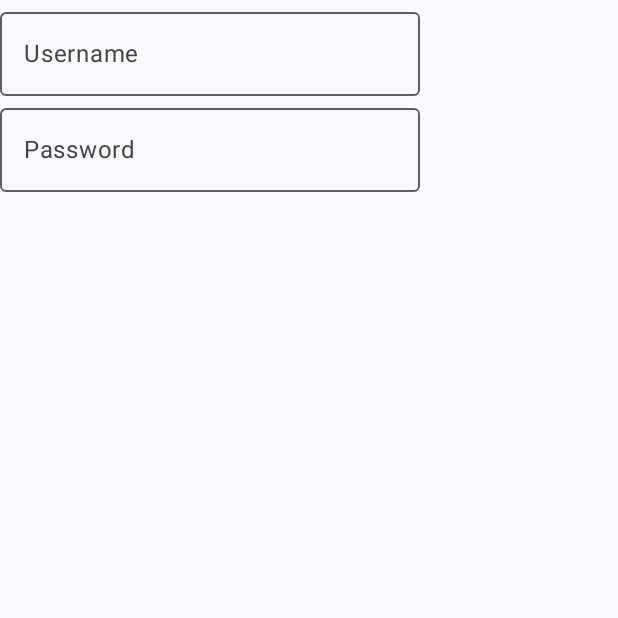
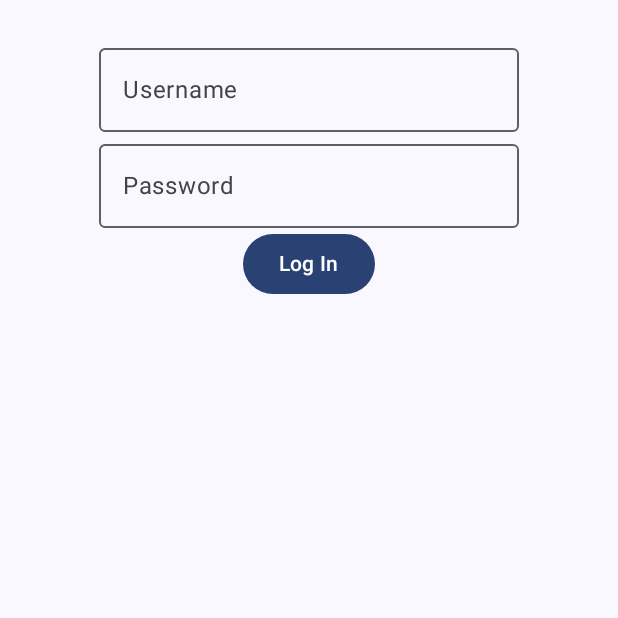
Before and after one commit to vinnorman/WhosIn, an Android app built with Jetpack Compose: the screen it shows after launch (MainActivity), on a phone screen of 412 x 824 dp, the top half of it. Run offline under Robolectric (Android 15) with nearby library versions, the light colour scheme and no system bars.

Commit message:
Add basic screen navigation and first screens

```diff
--- a/app/src/main/java/com/gonativecoders/whosin/MainActivity.kt
+++ b/app/src/main/java/com/gonativecoders/whosin/MainActivity.kt
@@ -3,6 +3,7 @@
 package com.gonativecoders.whosin
 
 import android.os.Bundle
+import android.provider.ContactsContract
 import androidx.activity.ComponentActivity
 import androidx.activity.compose.setContent
 import androidx.compose.foundation.layout.Column
@@ -12,6 +13,12 @@ import androidx.compose.runtime.Composable
 import androidx.compose.ui.Modifier
 import androidx.compose.ui.text.input.TextFieldValue
 import androidx.compose.ui.tooling.preview.Preview
+import androidx.navigation.compose.NavHost
+import androidx.navigation.compose.composable
+import androidx.navigation.compose.rememberNavController
+import com.gonativecoders.whosin.ui.screens.Screen
+import com.gonativecoders.whosin.ui.screens.login.LoginScreen
+import com.gonativecoders.whosin.ui.screens.teams.TeamsScreen
 import com.gonativecoders.whosin.ui.theme.WhosInTheme
 
 class MainActivity : ComponentActivity() {
@@ -19,31 +26,22 @@ class MainActivity : ComponentActivity() {
         super.onCreate(savedInstanceState)
         setContent {
             WhosInTheme {
-                // A surface container using the 'background' color from the theme
                 Surface(
                     modifier = Modifier.fillMaxSize(),
                     color = MaterialTheme.colorScheme.background
                 ) {
-                    LoginForm()
+
+                    val navController = rememberNavController()
+
+                    NavHost(navController = navController, startDestination = Screen.Login.route) {
+                        composable(Screen.Login.route) {
+                            LoginScreen(onLoggedIn = { navController.navigate(Screen.Teams.route) })
+                        }
+                        composable(Screen.Teams.route) { TeamsScreen() }
+                    }
+
                 }
             }
         }
     }
 }
-
-@Composable
-fun LoginForm() {
-    Column {
-        OutlinedTextField(value = "", onValueChange = {}, label = { Text(text = "Username")})
-        OutlinedTextField(value = "", onValueChange = {}, label = { Text(text = "Password")})
-    }
-}
-
-
-@Preview(showBackground = true)
-@Composable
-fun DefaultPreview() {
-    WhosInTheme {
-        LoginForm()
-    }
-}
--- /dev/null
+++ b/app/src/main/java/com/gonativecoders/whosin/ui/screens/Navigation.kt
@@ -0,0 +1,9 @@
+package com.gonativecoders.whosin.ui.screens
+
+import androidx.annotation.StringRes
+import com.gonativecoders.whosin.R
+
+sealed class Screen(val route: String) {
+    object Login : Screen("login")
+    object Teams : Screen("teams")
+}
--- /dev/null
+++ b/app/src/main/java/com/gonativecoders/whosin/ui/screens/login/LoginScreen.kt
@@ -0,0 +1,43 @@
+@file:OptIn(ExperimentalMaterial3Api::class)
+
+package com.gonativecoders.whosin.ui.screens.login
+
+import androidx.compose.foundation.layout.Column
+import androidx.compose.foundation.layout.fillMaxSize
+import androidx.compose.foundation.layout.padding
+import androidx.compose.material3.*
+import androidx.compose.runtime.Composable
+import androidx.compose.ui.Alignment
+import androidx.compose.ui.Modifier
+import androidx.compose.ui.tooling.preview.Preview
+import androidx.compose.ui.unit.dp
+import com.gonativecoders.whosin.ui.theme.WhosInTheme
+
+@Composable
+fun LoginScreen(onLoggedIn: () -> Unit) {
+    Column(modifier = Modifier.padding(24.dp),
+    horizontalAlignment = Alignment.CenterHorizontally) {
+        OutlinedTextField(value = "", onValueChange = {}, label = { Text(text = "Username") })
+        OutlinedTextField(value = "", onValueChange = {}, label = { Text(text = "Password") })
+        Button(onClick = onLoggedIn) {
+            Text(text = "Log In")
+        }
+    }
+}
+
+
+@Preview(showBackground = true)
+@Composable
+fun DefaultPreview() {
+    Surface(
+        modifier = Modifier.fillMaxSize(),
+        color = MaterialTheme.colorScheme.background
+    ) {
+        WhosInTheme {
+            LoginScreen {
+
+            }
+        }
+
+    }
+}
--- /dev/null
+++ b/app/src/main/java/com/gonativecoders/whosin/ui/screens/login/LoginViewModel.kt
@@ -0,0 +1,6 @@
+package com.gonativecoders.whosin.ui.screens.login
+
+import androidx.lifecycle.ViewModel
+
+class LoginViewModel : ViewModel() {
+}
```
Also changed, not shown: app/build.gradle (+5 -3 lines), app/src/main/java/com/gonativecoders/whosin/ui/screens/teams/TeamsScreen.kt (added, +12 -0 lines).
